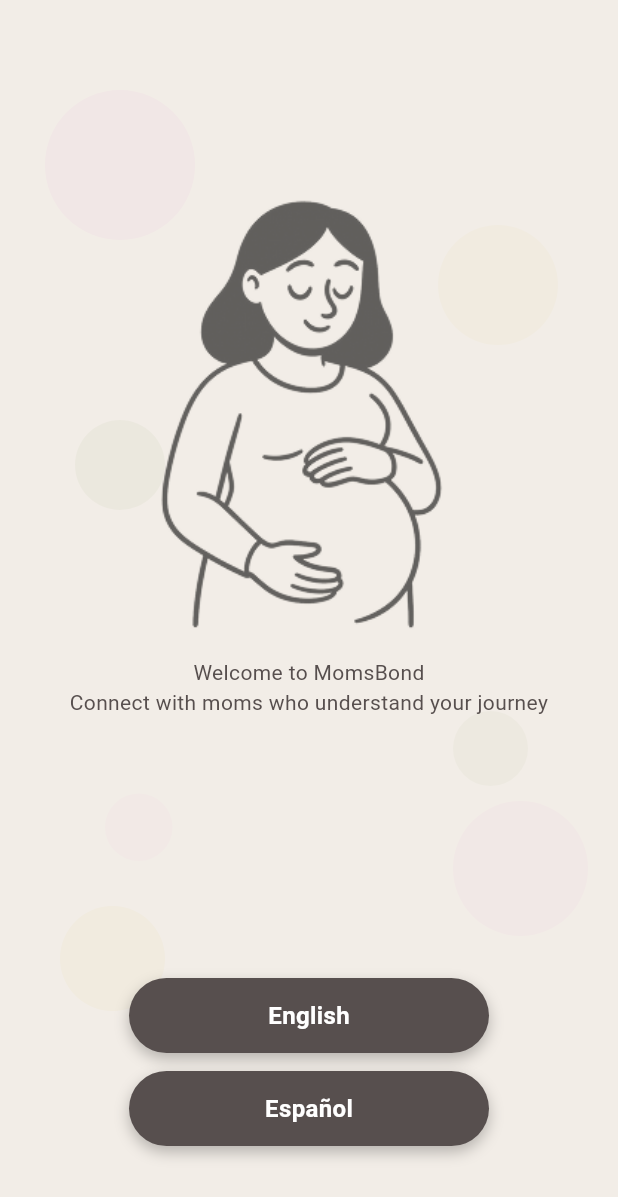
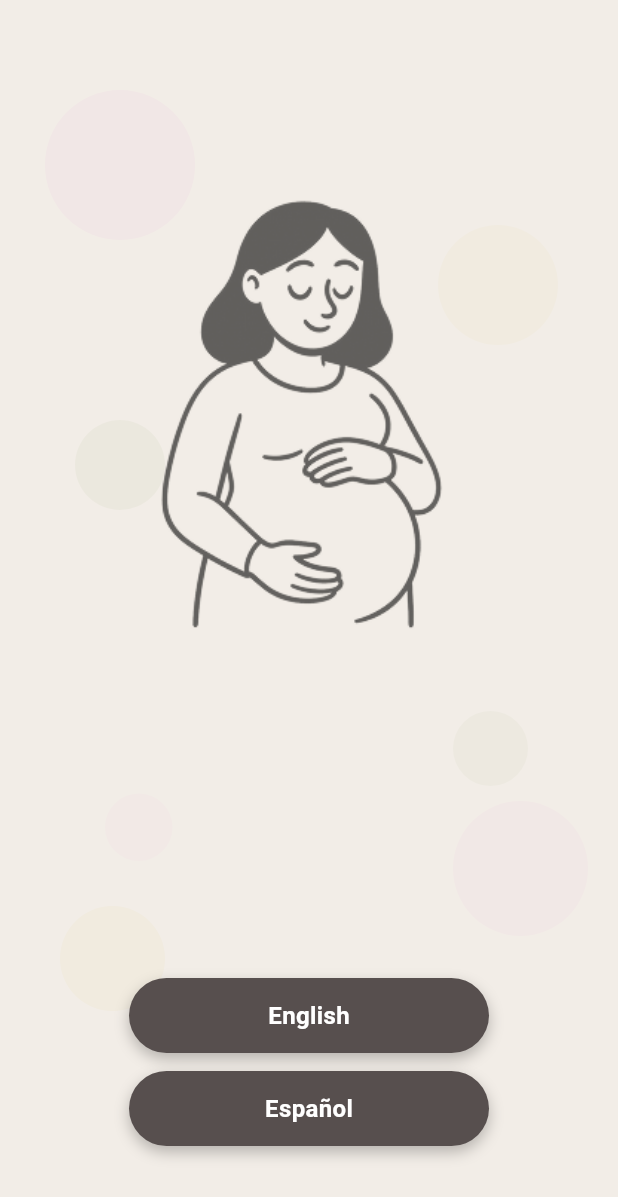
Before and after one commit to alex645324/momsbond.com, a Flutter app: the screen it shows after launch, on a phone screen of 412 x 824 dp. Shown: the top 1197 px of the screen. Run offline on Flutter 3.47's test engine with Material 3 defaults, Android fonts, the light colour scheme and no system bars; our stand-ins replace cloud_firestore, firebase_auth, firebase_core, flutter_chat_types, google_fonts, shared_preferences; accounts and stored records are empty; Roboto replaces fonts that are missing (Nuosu SIL).

Commit message:
UI updates

```diff
--- a/lib/config/app_config.dart
+++ b/lib/config/app_config.dart
@@ -149,9 +149,6 @@
 
   // User info (placeholders)
   static const String usernamePrefix = 'username: ';
-  static const String instaHandle = 'insta: realconnection.com_';
-
-  // Default avatar letter
   static const String defaultAvatarLetter = 'U';
 }
 
@@ -207,7 +204,7 @@
   const HomepageTexts();
 
   // Main description
-  static const String mainDescription = 'Welcome to MomsBond\nConnect with moms who understand your journey';
+  static const String mainDescription = '';
 }
 
 /// Language selection text
@@ -334,8 +331,6 @@
   static const String findNewConnection = 'buscar nueva conexión :)';
 
   static const String usernamePrefix = 'usuario: ';
-  static const String instaHandle = 'insta: realconnection.com_';
-
   static const String defaultAvatarLetter = 'U';
 }
 
@@ -382,6 +377,6 @@
 class HomepageTextsEs with _TextSelector {
   const HomepageTextsEs();
 
-  static const String mainDescription = 'Estamos aquí para ayudarte a conectar con otras madres en tu etapa.';
+  static const String mainDescription = '';
   static const String getStarted = 'Comenzar';
 }
--- a/lib/models/challenges_model.dart
+++ b/lib/models/challenges_model.dart
@@ -233,15 +233,6 @@
       alignment: Alignment.centerRight,
     ),
     ChallengeQuestion(
-      id: "financial_worries",
-      text: ChallengeTexts.financialWorries,
-      dbValue: ChallengeTexts.financialWorriesDb,
-      backgroundColor: Color(0xFFEDE4C6),
-      width: 300,
-      height: 75,
-      alignment: Alignment.centerLeft,
-    ),
-    ChallengeQuestion(
       id: "relationship_changes",
       text: ChallengeTexts.relationshipChanges,
       dbValue: ChallengeTexts.relationshipChangesDb,
--- a/lib/views/homepage_view.dart
+++ b/lib/views/homepage_view.dart
@@ -179,8 +179,8 @@
                       textAlign: TextAlign.center,
                       style: const TextStyle(
                         fontFamily: "Nuosu SIL",
-                        fontSize: 14,
-                        fontWeight: FontWeight.w400,
+                        fontSize: 18,
+                        fontWeight: FontWeight.w500,
                         color: Color(0xFF574F4E),
                       ),
                     ),
--- a/lib/views/loading_view.dart
+++ b/lib/views/loading_view.dart
@@ -339,7 +339,7 @@
                               L.ui(context).findingConnection,
                               style: GoogleFonts.poppins(
                                 fontSize: titleSize,
-                                fontWeight: FontWeight.w500,
+                                fontWeight: FontWeight.w600,
                                 color: const Color(0xFF494949),
                                 height: 1.5,
                               ),
--- a/lib/views/welcome_view.dart
+++ b/lib/views/welcome_view.dart
@@ -25,7 +25,7 @@
                       style: const TextStyle(
                         fontFamily: "Nunito",
                         fontSize: 20,
-                        fontWeight: FontWeight.normal,
+                        fontWeight: FontWeight.w600,
                         color: Color(0xFF574F4E),
                       ),
                     ),
```
Also changed, not shown: lib/views/challenges_view.dart (+15 -17 lines), lib/views/dashboard_view.dart (+2 -11 lines), lib/views/stage_selection_view.dart (+18 -7 lines).
